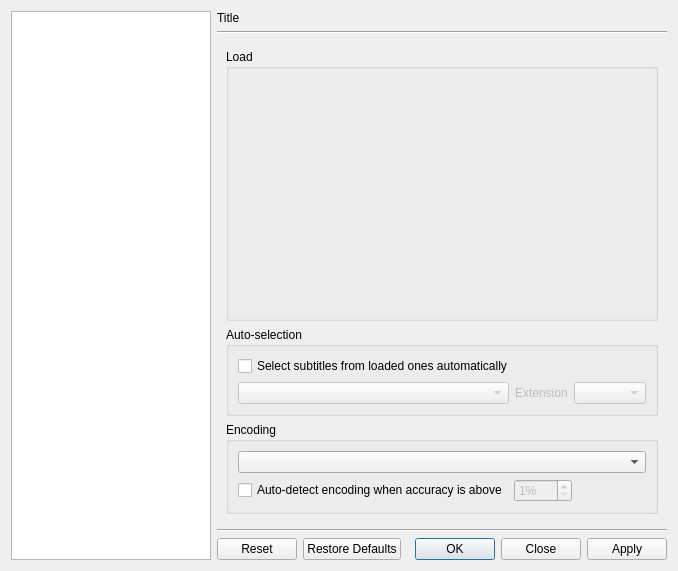
The window that src/bomi/ui/prefdialog.ui (bylee20/bomi) describes before a commit, drawn with Qt 5.
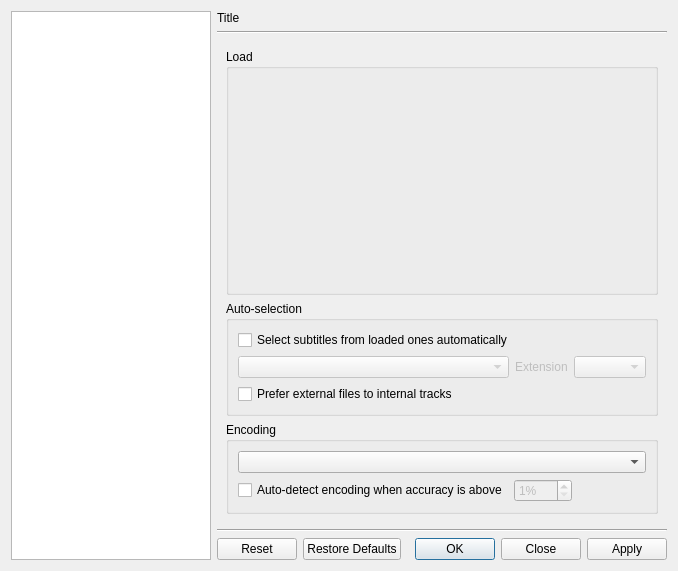
The same window after the commit. The open tabs and pages were chosen to show the change. Icons and pictures are not drawn. Custom widgets are drawn as their Qt base class.

Commit message: * New: 'Prefer external files to interanl tracks' option for subtitle autoselction (#280)

```diff
--- a/src/bomi/ui/prefdialog.ui
+++ b/src/bomi/ui/prefdialog.ui
@@ -832,6 +832,13 @@
               </item>
              </layout>
             </item>
+            <item>
+             <widget class="QCheckBox" name="sub_prefer_external">
+              <property name="text">
+               <string>Prefer external files to internal tracks</string>
+              </property>
+             </widget>
+            </item>
            </layout>
           </widget>
          </item>
```
Left out of the diff: 2 changed lines with no effect on the pictures. The commit also changes 6 other files.
